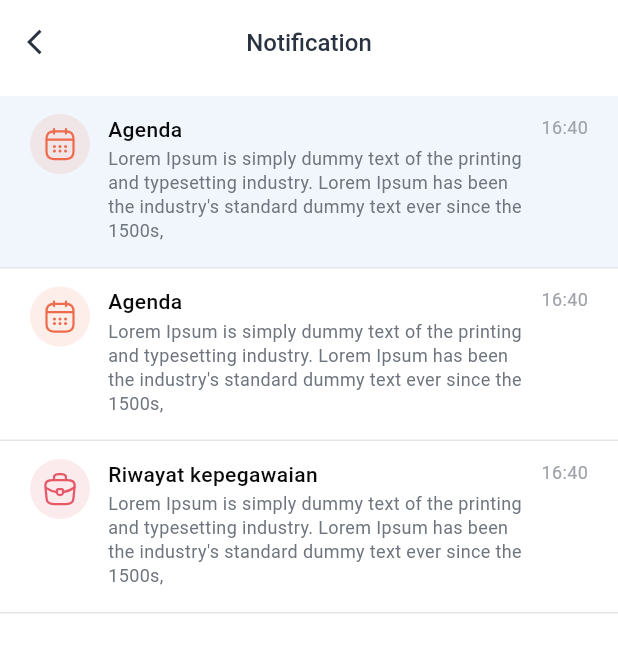
After one commit to brotherzhafif/adisty_tendik, a Flutter app: the screen it shows after launch, after a tap on an icon or button, on a phone screen of 412 x 824 dp. The commit adds this screen. Shown: the top 653 px of the screen. Run offline on Flutter 3.47's test engine with Material 3 defaults, Android fonts, the phone set to English and light mode, and no system bars; our stand-ins replace device_info_plus, dio, equatable, flutter_bloc, flutter_svg, geolocator; missing offline and left inert: network_info_plus; network calls fail; Roboto replaces fonts that are missing (Nunito, Poppins).

Commit message:
refactor icon naming and create notification page

```diff
--- a/lib/features/tendik/home_presensi/presentation/home_page_switcher.dart
+++ b/lib/features/tendik/home_presensi/presentation/home_page_switcher.dart
@@ -119,7 +119,7 @@ class _HomePageSwitcherState extends State<HomePageSwitcher> {
 // ============================================================
 // KOMPONEN: NAVBAR BAWAH
 // Menampilkan 3 item navigasi: Beranda, Presensi, Profil
-// Icon diambil dari assets/icons/ menggunakan flutter_svg.
+// Icon diambil dari assets/icons/(home_page)_ menggunakan flutter_svg.
 // ============================================================
 class _Navbar extends StatelessWidget {
   const _Navbar();
@@ -152,7 +152,7 @@ class _Navbar extends StatelessWidget {
             crossAxisAlignment: CrossAxisAlignment.center,
             children: [
               SvgPicture.asset(
-                'assets/icons/home-icon.svg',
+                'assets/icons/(home_page)_home-icon.svg',
                 width: 40,
                 height: 40,
               ),
@@ -176,7 +176,7 @@ class _Navbar extends StatelessWidget {
             crossAxisAlignment: CrossAxisAlignment.center,
             children: [
               SvgPicture.asset(
-                'assets/icons/presensi-icon.svg',
+                'assets/icons/(home_page)_presensi-icon.svg',
                 width: 40,
                 height: 40,
               ),
@@ -200,7 +200,7 @@ class _Navbar extends StatelessWidget {
             crossAxisAlignment: CrossAxisAlignment.center,
             children: [
               SvgPicture.asset(
-                'assets/icons/profile-icon.svg',
+                'assets/icons/(home_page)_profile-icon.svg',
                 width: 40,
                 height: 40,
               ),
--- a/lib/features/tendik/home_presensi/presentation/widgets/presensi_card_v1.dart
+++ b/lib/features/tendik/home_presensi/presentation/widgets/presensi_card_v1.dart
@@ -103,7 +103,8 @@ class PresensiCardV1 extends StatelessWidget {
                         statusBgColor: const Color(0x1E4AAF57),
                         exitIconColor: const Color(0xFF18C079),
                         exitBgColor: const Color(0x1E4AAF57),
-                        actionIconPath: 'assets/icons/masuk-icon.svg',
+                        actionIconPath:
+                            'assets/icons/(home_page)_masuk-icon.svg',
                       ),
 
                       // Baris Pulang
@@ -117,7 +118,8 @@ class PresensiCardV1 extends StatelessWidget {
                         statusBgColor: const Color(0x1EFFAC2F),
                         exitIconColor: const Color(0xFFFFAC2F),
                         exitBgColor: const Color(0x1EFFAC2F),
-                        actionIconPath: 'assets/icons/keluar-icon.svg',
+                        actionIconPath:
+                            'assets/icons/(home_page)_keluar-icon.svg',
                       ),
                     ],
                   ),
--- a/lib/features/tendik/home_presensi/presentation/widgets/presensi_card_v2.dart
+++ b/lib/features/tendik/home_presensi/presentation/widgets/presensi_card_v2.dart
@@ -94,7 +94,7 @@ class PresensiCardV2 extends StatelessWidget {
                     label: 'Masuk',
                     labelColor: const Color(0xFF18C079),
                     jam: '06:45',
-                    iconPath: 'assets/icons/masuk-icon.svg',
+                    iconPath: 'assets/icons/(home_page)_masuk-icon.svg',
                   ),
 
                   // Separator lingkaran biru
@@ -116,7 +116,7 @@ class PresensiCardV2 extends StatelessWidget {
                     label: 'Pulang',
                     labelColor: const Color(0xFFFFAC2F),
                     jam: '14.00',
-                    iconPath: 'assets/icons/keluar-icon.svg',
+                    iconPath: 'assets/icons/(home_page)_keluar-icon.svg',
                   ),
                 ],
               ),
--- a/lib/features/tendik/home_presensi/presentation/widgets/profile_header.dart
+++ b/lib/features/tendik/home_presensi/presentation/widgets/profile_header.dart
@@ -1,7 +1,10 @@
 import 'package:flutter/material.dart';
 import 'package:flutter_svg/flutter_svg.dart';
+import '../../../notifikasi/presentation/notifikasi.dart';
 
 class ProfileHeader extends StatelessWidget {
+  const ProfileHeader({super.key});
+
   @override
   Widget build(BuildContext context) {
     return Row(
@@ -98,7 +101,14 @@ class ProfileHeader extends StatelessWidget {
         ),
 
         // --- Ikon Notifikasi dengan Badge ---
-        Stack(
+        GestureDetector(
+          onTap: () {
+            Navigator.push(
+              context,
+              MaterialPageRoute(builder: (context) => const NotifikasiPage()),
+            );
+          },
+          child: Stack(
             clipBehavior: Clip.none,
             children: [
               Container(
@@ -110,7 +120,7 @@ class ProfileHeader extends StatelessWidget {
                 ),
                 child: Center(
                   child: SvgPicture.asset(
-                  'assets/icons/notification-icon.svg',
+                    'assets/icons/(home_page)_notification-icon.svg',
                     width: 28,
                     height: 28,
                   ),
@@ -128,13 +138,15 @@ class ProfileHeader extends StatelessWidget {
                   ),
                   child: const Center(
                     child: Text(
-                    '1',
+                      '3',
+                      textAlign: TextAlign.center,
                       style: TextStyle(
                         color: Colors.white,
                         fontSize: 10,
-                      fontFamily: 'Open Sans',
-                      fontWeight: FontWeight.w700,
-                      height: 1,
+                        fontFamily: 'Poppins',
+                        fontWeight: FontWeight.w600,
+                        height: 1.20,
+                        letterSpacing: -0.10,
                       ),
                     ),
                   ),
@@ -142,6 +154,7 @@ class ProfileHeader extends StatelessWidget {
               ),
             ],
           ),
+        ),
       ],
     );
   }
--- a/lib/features/tendik/home_presensi/presentation/widgets/statistik_presensi_v1.dart
+++ b/lib/features/tendik/home_presensi/presentation/widgets/statistik_presensi_v1.dart
@@ -21,7 +21,7 @@ class StatistikPresensiV1 extends StatelessWidget {
           StatistikItem(
             iconColor: const Color(0xFFFB7F54),
             bgColor: const Color(0x1EFB7F54),
-            iconPath: 'assets/icons/people-icon.svg',
+            iconPath: 'assets/icons/(home_page)_people-icon.svg',
             label: 'Jumlah Presensi',
             value: '19',
             valueColor: const Color(0xFFFB7F54),
@@ -33,7 +33,7 @@ class StatistikPresensiV1 extends StatelessWidget {
           StatistikItem(
             iconColor: const Color(0xFF18C079),
             bgColor: const Color(0x1E4AAF57),
-            iconPath: 'assets/icons/shield-icon.svg',
+            iconPath: 'assets/icons/(home_page)_shield-icon.svg',
             label: 'Status Presensi',
             value: 'On Time',
             valueColor: const Color(0xFF18C079),
--- a/lib/features/tendik/home_presensi/presentation/widgets/statistik_presensi_v2.dart
+++ b/lib/features/tendik/home_presensi/presentation/widgets/statistik_presensi_v2.dart
@@ -17,7 +17,7 @@ class StatistikPresensiV2 extends StatelessWidget {
           label: 'Presensi',
           value: '19',
           valueColor: const Color(0xFFFB7F54),
-          iconPath: 'assets/icons/people-icon.svg',
+          iconPath: 'assets/icons/(home_page)_people-icon.svg',
           iconColor: const Color(0xFFFB7F54),
         ),
 
@@ -28,7 +28,7 @@ class StatistikPresensiV2 extends StatelessWidget {
           label: 'Status',
           value: 'On Time',
           valueColor: const Color(0xFF18C079),
-          iconPath: 'assets/icons/shield-icon.svg',
+          iconPath: 'assets/icons/(home_page)_shield-icon.svg',
           iconColor: const Color(0xFF18C079),
         ),
       ],
--- /dev/null
+++ b/lib/features/tendik/notifikasi/presentation/notifikasi.dart
@@ -0,0 +1,146 @@
+import 'package:flutter/material.dart';
+import 'package:flutter_svg/flutter_svg.dart';
+
+class NotifikasiPage extends StatelessWidget {
+  const NotifikasiPage({super.key});
+
+  @override
+  Widget build(BuildContext context) {
+    return Scaffold(
+      backgroundColor: Colors.white,
+      appBar: AppBar(
+        backgroundColor: Colors.white,
+        elevation: 0,
+        centerTitle: true,
+        leading: IconButton(
+          icon: const Icon(Icons.arrow_back_ios, color: Color(0xFF293241), size: 20),
+          onPressed: () => Navigator.of(context).pop(),
+        ),
+        title: const Text(
+          'Notification',
+          style: TextStyle(
+            color: Color(0xFF293241),
+            fontSize: 16,
+            fontFamily: 'Poppins',
+            fontWeight: FontWeight.w500,
+          ),
+        ),
+      ),
+      body: ListView(
+        padding: const EdgeInsets.symmetric(vertical: 8),
+        children: const [
+          NotificationItem(
+            title: 'Agenda',
+            description: 'Lorem Ipsum is simply dummy text of the printing and typesetting industry. Lorem Ipsum has been the industry\'s standard dummy text ever since the 1500s,',
+            time: '16:40',
+            iconPath: 'assets/icons/(notification_page)_agenda.svg',
+            iconColor: Color(0x1EEE6C4D),
+            isUnread: true,
+          ),
+          NotificationItem(
+            title: 'Agenda',
+            description: 'Lorem Ipsum is simply dummy text of the printing and typesetting industry. Lorem Ipsum has been the industry\'s standard dummy text ever since the 1500s,',
+            time: '16:40',
+            iconPath: 'assets/icons/(notification_page)_agenda.svg',
+            iconColor: Color(0x1EEE6C4D),
+            isUnread: false,
+          ),
+          NotificationItem(
+            title: 'Riwayat kepegawaian',
+            description: 'Lorem Ipsum is simply dummy text of the printing and typesetting industry. Lorem Ipsum has been the industry\'s standard dummy text ever since the 1500s,',
+            time: '16:40',
+            iconPath: 'assets/icons/(notification_page)_riwayat.svg',
+            iconColor: Color(0x1EE65768),
+            isUnread: false,
+          ),
+        ],
+      ),
+    );
+  }
+}
+
+class NotificationItem extends StatelessWidget {
+  final String title;
+  final String description;
+  final String time;
+  final String iconPath;
+  final Color iconColor;
+  final bool isUnread;
+
+  const NotificationItem({
+    super.key,
+    required this.title,
+    required this.description,
+    required this.time,
+    required this.iconPath,
+    required this.iconColor,
+    this.isUnread = false,
+  });
+
+  @override
+  Widget build(BuildContext context) {
+    return Container(
+      width: double.infinity,
+      padding: const EdgeInsets.only(top: 12, left: 20, right: 20, bottom: 16),
+      decoration: BoxDecoration(
+        color: isUnread ? const Color(0x0F016EB8) : Colors.transparent,
+        border: const Border(
+          bottom: BorderSide(width: 1, color: Color(0xFFE5E6E8)),
+        ),
+      ),
+      child: Row(
+        crossAxisAlignment: CrossAxisAlignment.start,
+        children: [
+          Container(
+            width: 40,
+            height: 40,
+            padding: const EdgeInsets.all(8),
+            decoration: BoxDecoration(
+              color: iconColor,
+              shape: BoxShape.circle,
+            ),
+            child: SvgPicture.asset(iconPath),
+          ),
+          const SizedBox(width: 12),
+          Expanded(
+            child: Column(
+              crossAxisAlignment: CrossAxisAlignment.start,
+              children: [
+                Text(
+                  title,
+                  style: const TextStyle(
+                    color: Color(0xFF0A0A0A),
+                    fontSize: 14,
+                    fontFamily: 'Poppins',
+                    fontWeight: FontWeight.w500,
+                  ),
+                ),
+                const SizedBox(height: 2),
+                Text(
+                  description,
+                  style: const TextStyle(
+                    color: Color(0xFF6F757E),
+                    fontSize: 12,
+                    fontFamily: 'Nunito',
+                    fontWeight: FontWeight.w400,
+                    height: 1.33,
+                  ),
+                ),
+              ],
+            ),
+          ),
+          const SizedBox(width: 12),
+          Text(
+            time,
+            style: const TextStyle(
+              color: Color(0xFF9FA3A9),
+              fontSize: 12,
+              fontFamily: 'Nunito',
+              fontWeight: FontWeight.w400,
+            ),
+          ),
+        ],
+      ),
+    );
+  }
+}
```
Also changed, not shown: assets/icons/(home_page)_home-icon.svg (renamed from assets/icons/home-icon.svg), assets/icons/(home_page)_keluar-icon.svg (renamed from assets/icons/keluar-icon.svg), assets/icons/(home_page)_masuk-icon.svg (renamed from assets/icons/masuk-icon.svg), assets/icons/(home_page)_notification-icon.svg (renamed from assets/icons/notification-icon.svg), assets/icons/(home_page)_people-icon.svg (renamed from assets/icons/people-icon.svg), assets/icons/(home_page)_presensi-icon.svg (renamed from assets/icons/presensi-icon.svg), assets/icons/(home_page)_profile-icon.svg (renamed from assets/icons/profile-icon.svg), assets/icons/(home_page)_shield-icon.svg (renamed from assets/icons/shield-icon.svg), assets/icons/(notification_page)_agenda.svg (added), assets/icons/(notification_page)_riwayat.svg (added). Lines whose indentation alone changed are shown as unchanged.
